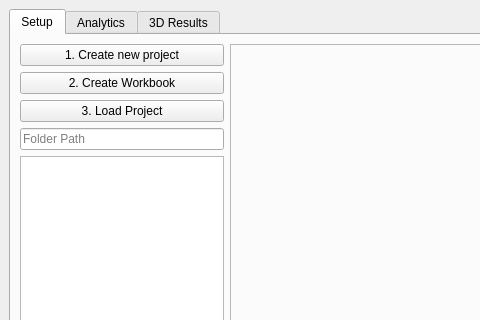
Before: the Qt Designer form GUI_code/scripts/MainWindow.ui in lucasfelixalves-gif/Sonotrode_Designer, drawn with Qt 5; both pictures show x 0 to 480 and y 0 to 320 of the 1101 by 925 pixel window.
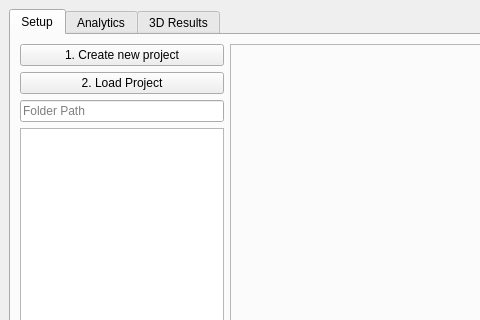
After: the same form once the commit is applied.

Commit message: create cahnges

What changed in the file:
```diff
--- a/GUI_code/scripts/MainWindow.ui
+++ b/GUI_code/scripts/MainWindow.ui
@@ -40,17 +40,10 @@
                </property>
               </widget>
              </item>
-             <item>
-              <widget class="QPushButton" name="btn_create_workbook">
-               <property name="text">
-                <string>2. Create Workbook</string>
-               </property>
-              </widget>
-             </item>
              <item>
               <widget class="QPushButton" name="btn_load">
                <property name="text">
-                <string>3. Load Project</string>
+                     <string>2. Load Project</string>
                </property>
               </widget>
              </item>
```
The commit also changes 3 other files.
